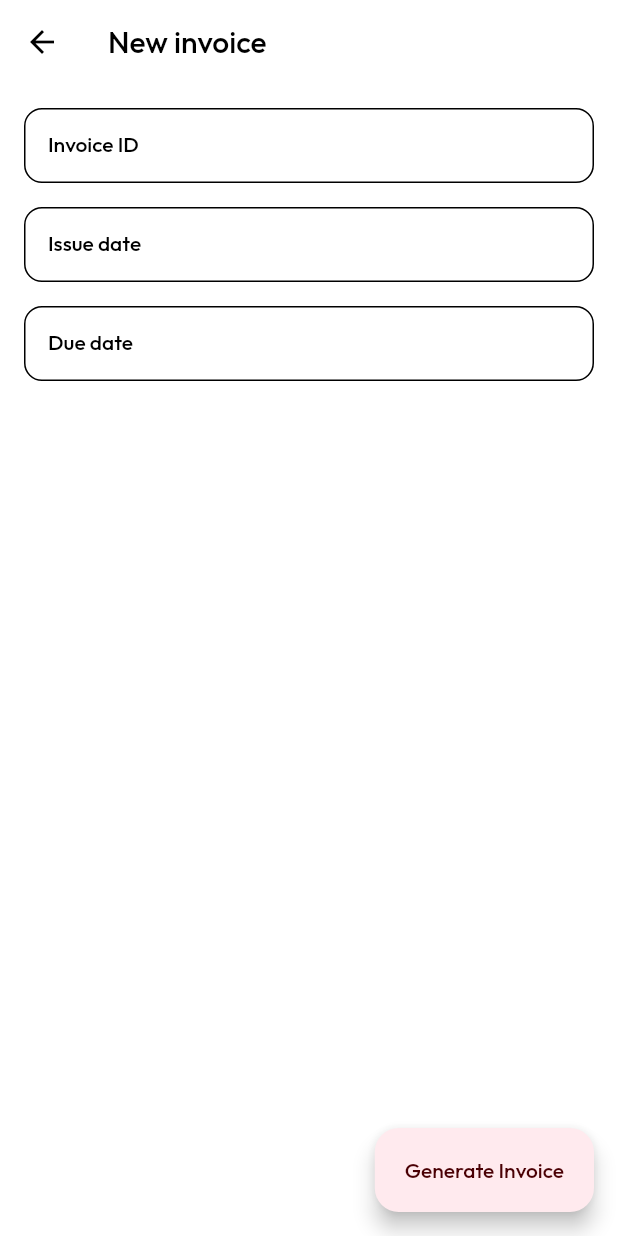
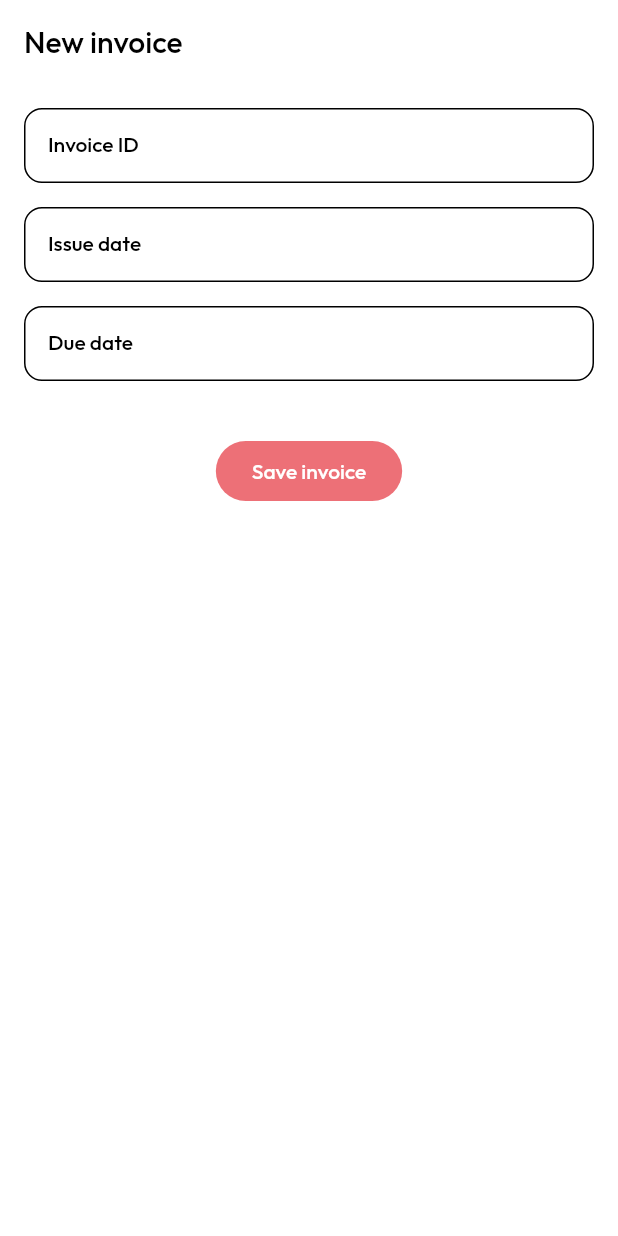
Before and after one commit to theolm/ambush-app, a Flutter app: the AddInvoicePage widget shown alone on an empty page, opened directly with empty values, on a phone screen of 412 x 824 dp. Run offline on Flutter 3.47's test engine with Material 2 defaults, Android fonts, the phone set to English and light mode, and no system bars; drawn by our look-alikes of dynamic_color; our stand-ins replace auto_route, flutter_mobx, get_it, google_fonts, hive, hive_flutter and 5 more; accounts and stored records are empty; generated files the repository leaves out were written again.

Commit message:
Saving invoice

```diff
--- a/lib/src/presentation/add_invoice/add_invoice_page.dart
+++ b/lib/src/presentation/add_invoice/add_invoice_page.dart
@@ -9,6 +9,7 @@ import 'package:invoice_app/src/domain/models/bank_info.dart';
 import 'package:invoice_app/src/domain/models/client_info.dart';
 import 'package:invoice_app/src/domain/models/comp_info.dart';
 import 'package:invoice_app/src/domain/models/service_info.dart';
+import 'package:invoice_app/src/presentation/settings/base_settings_page.dart';
 
 import 'add_invoice_viewmodel.dart';
 
@@ -31,18 +32,18 @@ class AddInvoicePage extends StatelessWidget {
   @override
   Widget build(BuildContext context) {
     final navigator = context.router;
-    return Scaffold(
-      appBar: AppBar(title: const Text("New invoice")),
-      floatingActionButton: FloatingActionButton.extended(
-        onPressed: () async {
-          await _onSavePressed(navigator);
-        },
-        label: const Text("Generate Invoice"),
-      ),
-      body: Form(
+
+    return BaseSettingsPage(
+      title: "New invoice",
+      buttonText: "Save invoice",
+      switchValue: null,
+      onSwitchClicked: null,
+      onButtonPressed: () async {
+        await _onSavePressed(navigator);
+      },
+      form: Form(
         key: _viewModel.formKey,
-        child: ListView(
-          padding: const EdgeInsets.symmetric(horizontal: 16, vertical: 16),
+        child: Column(
           children: [
             TextFormField(
               decoration: const InputDecoration(labelText: "Invoice ID"),
@@ -110,7 +111,7 @@ class AddInvoicePage extends StatelessWidget {
         bankInfo,
       );
 
-      if(invoice == null) return;
+      if (invoice == null) return;
 
       await _viewModel.saveInvoice(invoice);
       navigator.popUntilRoot();
--- a/lib/src/presentation/settings/base_settings_page.dart
+++ b/lib/src/presentation/settings/base_settings_page.dart
@@ -20,7 +20,7 @@ class BaseSettingsPage extends StatelessWidget {
   final String buttonText;
   final VoidCallback onButtonPressed;
   final bool? switchValue;
-  final Function(bool) onSwitchClicked;
+  final Function(bool)? onSwitchClicked;
 
   @override
   Widget build(BuildContext context) {
```
